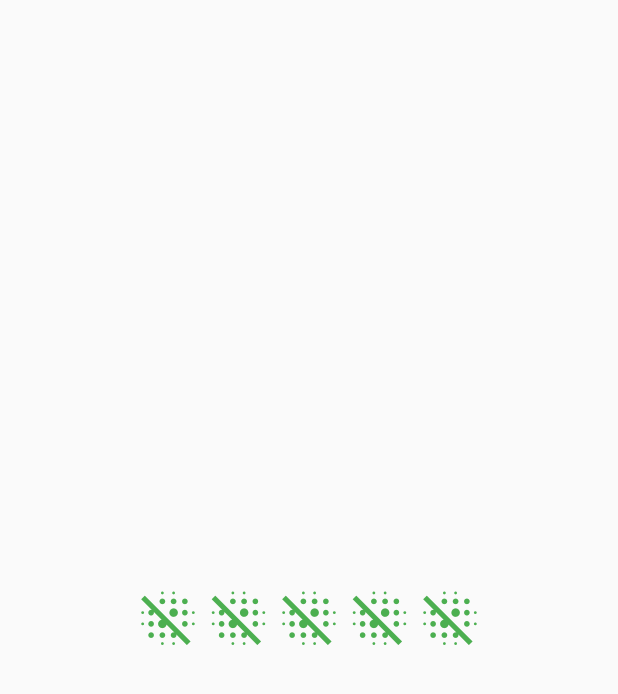
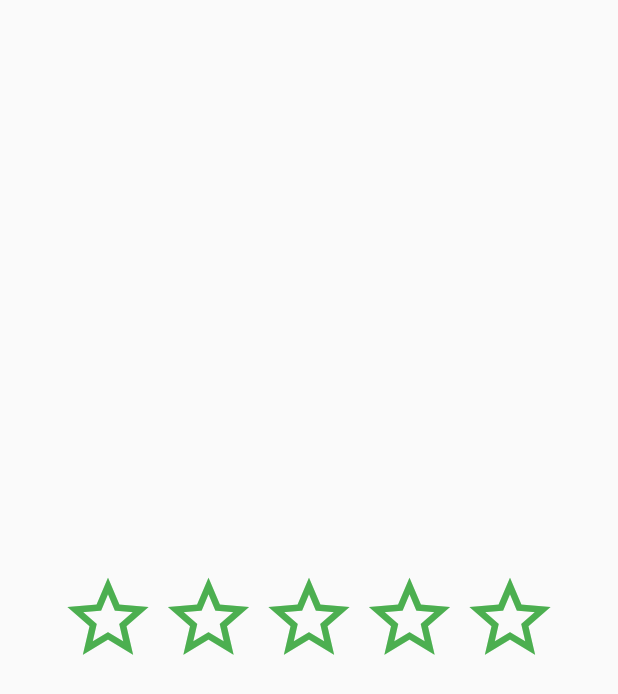
Before and after one commit to thangmam/smoothratingbar, a Flutter app: the screen it shows after launch, on a phone screen of 412 x 824 dp. Shown: the top 694 px of the screen. Run offline on Flutter 3.47's test engine with Material 2 defaults, Android fonts, the phone set to English and light mode, and no system bars.

Commit message:
renamed constructor parameters example updated

```diff
--- a/example/lib/main.dart
+++ b/example/lib/main.dart
@@ -23,10 +23,12 @@ class _MyAppState extends State<MyApp> {
         body: Center(
             child: SmoothStarRating(
           rating: rating,
-          size: 45,
-          fullRatedIconData: Icons.blur_off,
-          halfRatedIconData: Icons.blur_on,
+          size: 65,
+          filledIconData: Icons.star,
+          halfFilledIconData: Icons.star_half,
+          defaultIconData: Icons.star_border,
           starCount: 5,
+          allowHalfRating: false,
           spacing: 2.0,
           onRatingChanged: (value) {
             setState(() {
--- a/lib/smooth_star_rating.dart
+++ b/lib/smooth_star_rating.dart
@@ -13,19 +13,22 @@ class SmoothStarRating extends StatelessWidget {
   final Color borderColor;
   final double size;
   final bool allowHalfRating;
-  final IconData fullRatedIconData;
-  final IconData halfRatedIconData;
+  final IconData filledIconData;
+  final IconData halfFilledIconData;
+  final IconData
+      defaultIconData; //this is needed only when having fullRatedIconData && halfRatedIconData
   final double spacing;
   SmoothStarRating({
     this.starCount = 5,
     this.spacing,
     this.rating = 0.0,
+    this.defaultIconData,
     this.onRatingChanged,
     this.color,
     this.borderColor,
     this.size = 25,
-    this.fullRatedIconData,
-    this.halfRatedIconData,
+    this.filledIconData,
+    this.halfFilledIconData,
     this.allowHalfRating = true,
   }) {
     assert(this.rating != null);
@@ -35,20 +38,20 @@ class SmoothStarRating extends StatelessWidget {
     Icon icon;
     if (index >= rating) {
       icon = new Icon(
-        fullRatedIconData != null ? fullRatedIconData : Icons.star_border,
+        defaultIconData != null ? defaultIconData : Icons.star_border,
         color: borderColor ?? Theme.of(context).primaryColor,
         size: size,
       );
     } else if (index > rating - (allowHalfRating ? 0.5 : 1.0) &&
         index < rating) {
       icon = new Icon(
-        halfRatedIconData != null ? halfRatedIconData : Icons.star_half,
+        halfFilledIconData != null ? halfFilledIconData : Icons.star_half,
         color: color ?? Theme.of(context).primaryColor,
         size: size,
       );
     } else {
       icon = new Icon(
-        fullRatedIconData != null ? fullRatedIconData : Icons.star,
+        filledIconData != null ? filledIconData : Icons.star,
         color: color ?? Theme.of(context).primaryColor,
         size: size,
       );
--- a/pubspec.yaml
+++ b/pubspec.yaml
@@ -1,7 +1,6 @@
 name: smooth_star_rating
 description: A smooth rating bar
 version: 1.0.4
-author: Thangmam <infimatet@gmail.com>
 homepage: https://github.com/thangmam/smoothratingbar.git
 
 environment:
```
Also changed, not shown: 1 other file.
